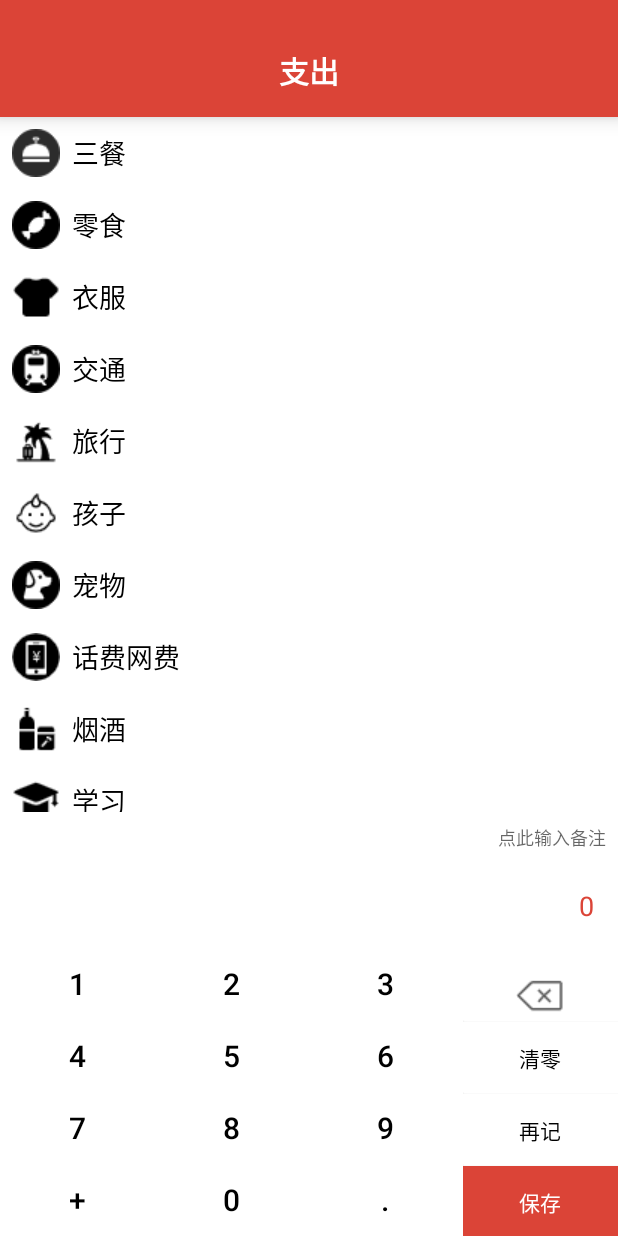
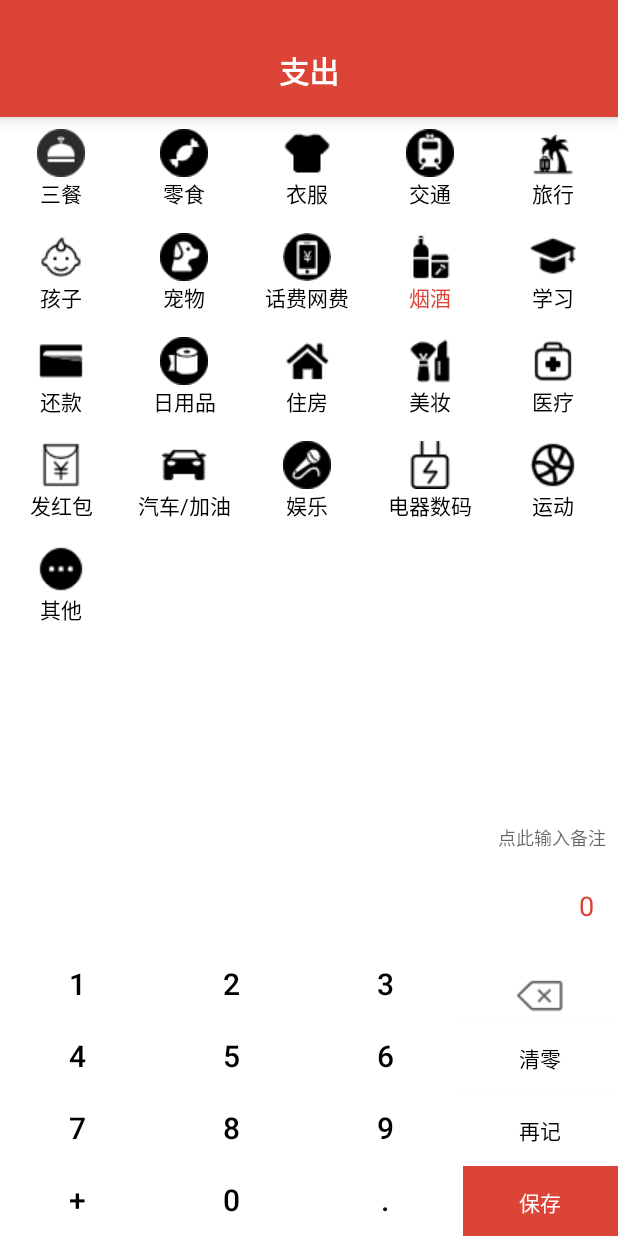
Before and after one commit to mypeekay/shixunzuoye, an Android app: the LessBookKeep screen opened directly, with no data from a screen before it, after a tap on "烟酒", on a phone screen of 412 x 824 dp. Run offline under Robolectric (Android 15) with nearby library versions, the phone set to English and light mode, and no system bars; 1 other tap on this screen came first.

Commit message:
记账选择项目更换文本颜色

```diff
--- a/app/src/main/java/com/peekay/shixun/BookkeepActivity.java
+++ b/app/src/main/java/com/peekay/shixun/BookkeepActivity.java
@@ -4,6 +4,7 @@ import androidx.annotation.NonNull;
 import androidx.appcompat.app.AppCompatActivity;
 
 import android.content.Intent;
+import android.content.SharedPreferences;
 import android.database.Cursor;
 import android.os.Bundle;
 import android.util.Log;
--- a/app/src/main/java/com/peekay/shixun/Fragment/AddBookKeep.java
+++ b/app/src/main/java/com/peekay/shixun/Fragment/AddBookKeep.java
@@ -1,12 +1,16 @@
 package com.peekay.shixun.Fragment;
 
+import android.graphics.Color;
 import android.os.Bundle;
+import android.util.Log;
 import android.view.LayoutInflater;
 import android.view.View;
 import android.view.ViewGroup;
 import android.view.WindowManager;
 import android.widget.AdapterView;
+import android.widget.GridView;
 import android.widget.ListView;
+import android.widget.TextView;
 
 import androidx.annotation.NonNull;
 import androidx.annotation.Nullable;
@@ -21,10 +25,11 @@ import java.util.List;
 
 public class AddBookKeep extends Fragment {
     View view;
-    ListView listView;
+    GridView gridView;
     List<ADDBK> addbks = new ArrayList<>();
     ADDBKAdapter addbkAdapter;
     String item = "工资";
+    int index = -1;
 
     public String getItem() {
         return item;
@@ -41,7 +46,7 @@ public class AddBookKeep extends Fragment {
     }
 
     private void initView() {
-        listView = view.findViewById(R.id.lv_addkp);
+        gridView = view.findViewById(R.id.gd_addkp);
         addbks.add(new ADDBK(R.drawable.wage, "工资"));
         addbks.add(new ADDBK(R.drawable.lifemoney, "生活费"));
         addbks.add(new ADDBK(R.drawable.redbag, "收红包"));
@@ -49,11 +54,25 @@ public class AddBookKeep extends Fragment {
         addbks.add(new ADDBK(R.drawable.stock, "股票基金"));
         addbks.add(new ADDBK(R.drawable.other, "其他"));
         addbkAdapter = new ADDBKAdapter(getContext(), R.layout.addbk_item, addbks);
-        listView.setAdapter(addbkAdapter);
-        listView.setOnItemClickListener(new AdapterView.OnItemClickListener() {
+        gridView.setAdapter(addbkAdapter);
+        gridView.setOnItemClickListener(new AdapterView.OnItemClickListener() {
             @Override
             public void onItemClick(AdapterView<?> adapterView, View view, int i, long l) {
                 item = addbks.get(i).getItem();
+                if (index == -1) {
+                    View view1 = adapterView.getChildAt(i);
+                    TextView textView = view1.findViewById(R.id.tv_addbk);
+                    textView.setTextColor(Color.rgb(219, 68, 55));
+                    index = i;
+                } else {
+                    View view1 = adapterView.getChildAt(index);
+                    TextView textView = view1.findViewById(R.id.tv_addbk);
+                    textView.setTextColor(Color.rgb(0, 0, 0));
+                    view1 = adapterView.getChildAt(i);
+                    textView = view1.findViewById(R.id.tv_addbk);
+                    textView.setTextColor(Color.rgb(219, 68, 55));
+                    index = i;
+                }
             }
         });
     }
--- a/app/src/main/java/com/peekay/shixun/Fragment/InfoFragment.java
+++ b/app/src/main/java/com/peekay/shixun/Fragment/InfoFragment.java
@@ -17,6 +17,7 @@ import androidx.annotation.Nullable;
 import androidx.fragment.app.Fragment;
 
 import com.peekay.shixun.BookkeepActivity;
+import com.peekay.shixun.PersonalInfoActivity;
 import com.peekay.shixun.R;
 import com.peekay.shixun.SettingActivity;
 import com.peekay.shixun.adapter.LvInfoAdapter;
@@ -59,7 +60,7 @@ public class InfoFragment extends Fragment {
             public void onItemClick(AdapterView<?> adapterView, View view, int i, long l) {
                 switch (i) {
                     case 0:
-                        Toast.makeText(getContext(), "null", Toast.LENGTH_SHORT).show();
+                        startActivity(new Intent(getContext(), PersonalInfoActivity.class));
                         break;
                     case 1:
                         startActivity(new Intent(getContext(), BookkeepActivity.class));
--- a/app/src/main/java/com/peekay/shixun/Fragment/LessBookKeep.java
+++ b/app/src/main/java/com/peekay/shixun/Fragment/LessBookKeep.java
@@ -1,11 +1,14 @@
 package com.peekay.shixun.Fragment;
 
+import android.graphics.Color;
 import android.os.Bundle;
 import android.view.LayoutInflater;
 import android.view.View;
 import android.view.ViewGroup;
 import android.widget.AdapterView;
+import android.widget.GridView;
 import android.widget.ListView;
+import android.widget.TextView;
 
 import androidx.annotation.NonNull;
 import androidx.annotation.Nullable;
@@ -21,9 +24,10 @@ import java.util.List;
 public class LessBookKeep extends Fragment {
     View view;
     String item = "三餐";
-    ListView listView;
+    GridView gridView;
     List<ADDBK> addbks = new ArrayList<>();
     ADDBKAdapter addbkAdapter;
+    int index = -1;
 
     public String getItem() {
         return item;
@@ -40,7 +44,7 @@ public class LessBookKeep extends Fragment {
     }
 
     private void initView() {
-        listView = view.findViewById(R.id.lv_lesskp);
+        gridView = view.findViewById(R.id.gd_lesskp);
         addbks.add(new ADDBK(R.drawable.food, "三餐"));
         addbks.add(new ADDBK(R.drawable.snak, "零食"));
         addbks.add(new ADDBK(R.drawable.cloth, "衣服"));
@@ -63,11 +67,25 @@ public class LessBookKeep extends Fragment {
         addbks.add(new ADDBK(R.drawable.sport, "运动"));
         addbks.add(new ADDBK(R.drawable.other, "其他"));
         addbkAdapter = new ADDBKAdapter(getContext(), R.layout.addbk_item, addbks);
-        listView.setAdapter(addbkAdapter);
-        listView.setOnItemClickListener(new AdapterView.OnItemClickListener() {
+        gridView.setAdapter(addbkAdapter);
+        gridView.setOnItemClickListener(new AdapterView.OnItemClickListener() {
             @Override
             public void onItemClick(AdapterView<?> adapterView, View view, int i, long l) {
                 item = addbks.get(i).getItem();
+                if (index == -1) {
+                    View view1 = adapterView.getChildAt(i);
+                    TextView textView = view1.findViewById(R.id.tv_addbk);
+                    textView.setTextColor(Color.rgb(219, 68, 55));
+                    index = i;
+                } else {
+                    View view1 = adapterView.getChildAt(index);
+                    TextView textView = view1.findViewById(R.id.tv_addbk);
+                    textView.setTextColor(Color.rgb(0, 0, 0));
+                    view1 = adapterView.getChildAt(i);
+                    textView = view1.findViewById(R.id.tv_addbk);
+                    textView.setTextColor(Color.rgb(219, 68, 55));
+                    index = i;
+                }
             }
         });
     }
--- /dev/null
+++ b/app/src/main/res/drawable/right.xml
@@ -0,0 +1,5 @@
+<vector android:height="24dp" android:tint="#B5B5B5"
+    android:viewportHeight="24.0" android:viewportWidth="24.0"
+    android:width="24dp" xmlns:android="http://schemas.android.com/apk/res/android">
+    <path android:fillColor="#FF000000" android:pathData="M10,6L8.59,7.41 13.17,12l-4.58,4.59L10,18l6,-6z"/>
+</vector>
--- a/app/src/main/res/layout/addbk_item.xml
+++ b/app/src/main/res/layout/addbk_item.xml
@@ -2,23 +2,23 @@
 <LinearLayout xmlns:android="http://schemas.android.com/apk/res/android"
     android:layout_width="match_parent"
     android:layout_height="wrap_content"
-    android:orientation="horizontal"
+    android:orientation="vertical"
     android:padding="8dp">
 
     <ImageView
         android:id="@+id/image_addbk"
         android:layout_width="32dp"
+        android:layout_gravity="center"
         android:layout_height="32dp" />
 
     <TextView
         android:id="@+id/tv_addbk"
         android:layout_width="match_parent"
         android:layout_height="match_parent"
-        android:layout_marginLeft="8dp"
-        android:gravity="center_vertical"
+        android:gravity="center"
         android:singleLine="true"
+        android:layout_gravity="center"
         android:text="@string/num0"
-        android:textColor="#000"
-        android:textSize="18dp" />
+        android:textColor="#000" />
 
 </LinearLayout>
--- a/app/src/main/res/layout/lessbookkeep.xml
+++ b/app/src/main/res/layout/lessbookkeep.xml
@@ -5,11 +5,12 @@
     android:background="#fff"
     android:orientation="vertical">
 
-    <ListView
-        android:id="@+id/lv_lesskp"
+    <GridView
+        android:id="@+id/gd_lesskp"
         android:layout_width="match_parent"
         android:layout_height="wrap_content"
         android:divider="@null"
-        android:scrollbars="none"></ListView>
+        android:numColumns="5"
+        android:scrollbars="none"></GridView>
 
 </LinearLayout>
--- a/app/src/main/res/values/strings.xml
+++ b/app/src/main/res/values/strings.xml
@@ -49,4 +49,9 @@
     <string name="pic_info">图片详情</string>
     <string name="null_pic">当前暂无图片</string>
     <string name="all_money">总结余</string>
+    <string name="per_info">个人信息</string>
+    <string name="name">姓名</string>
+    <string name="touxiang">头像</string>
+    <string name="sex">性别</string>
+    <string name="birthday">生日</string>
 </resources>
```
Also changed, not shown: app/src/main/AndroidManifest.xml (+8 -3 lines), app/src/main/java/com/peekay/shixun/HomeActivity.java (+22 -1 lines), app/src/main/java/com/peekay/shixun/PersonalInfoActivity.java (added, +190 -0 lines), app/src/main/res/layout/activity_personal_info.xml (added, +154 -0 lines), app/src/main/res/layout/activity_setting.xml (+7 -7 lines), app/src/main/res/layout/addbookkeep.xml (+4 -3 lines), app/src/main/res/drawable/right.png (deleted), app/src/main/res/drawable/start.jpg (deleted).
